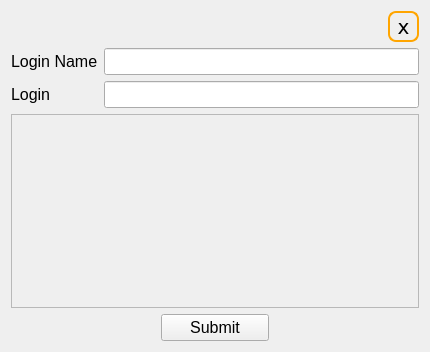
The window that window_ui/edit_section.ui (skaldson/password_manager) describes before a commit, drawn with Qt 5.
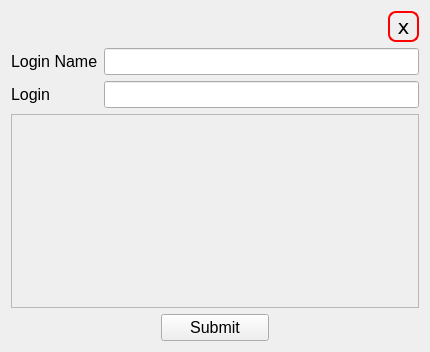
The same window after the commit. Custom widgets are drawn as their Qt base class.

```diff
--- a/window_ui/edit_section.ui
+++ b/window_ui/edit_section.ui
@@ -49,7 +49,7 @@
          <property name="styleSheet">
           <string notr="true">QToolButton {
 	border-radius: 8px;
-	border: 2px solid orange;
+	border: 2px solid red;
   	color: black;
   	text-align: center;
   	text-decoration: none;
```
